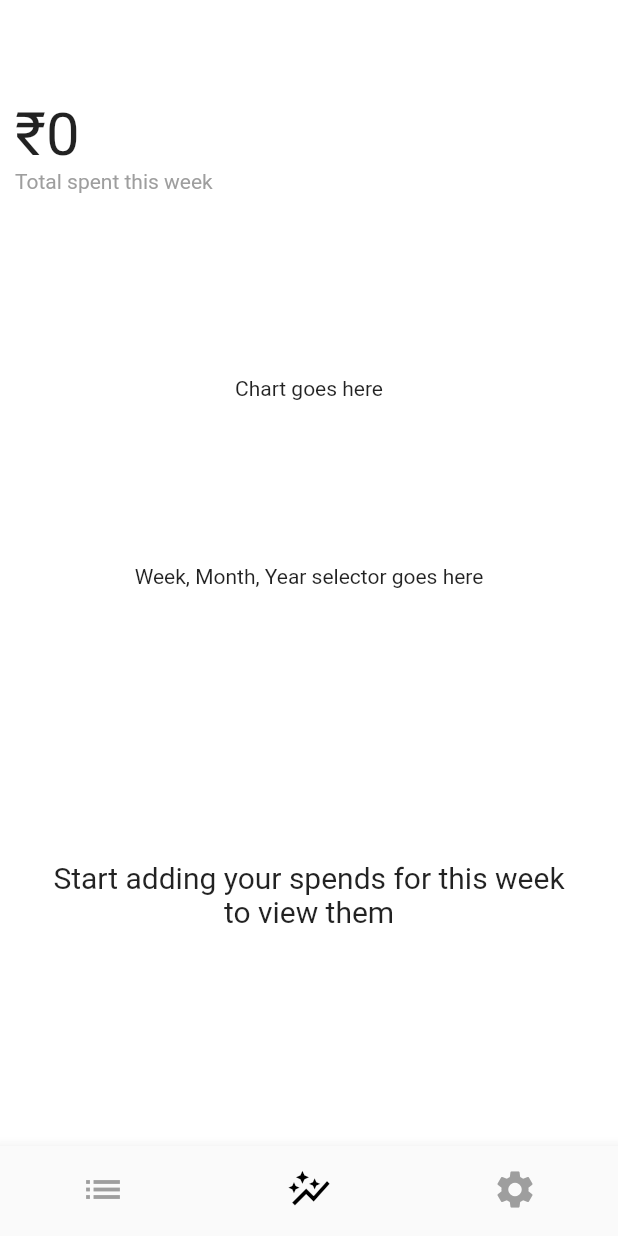
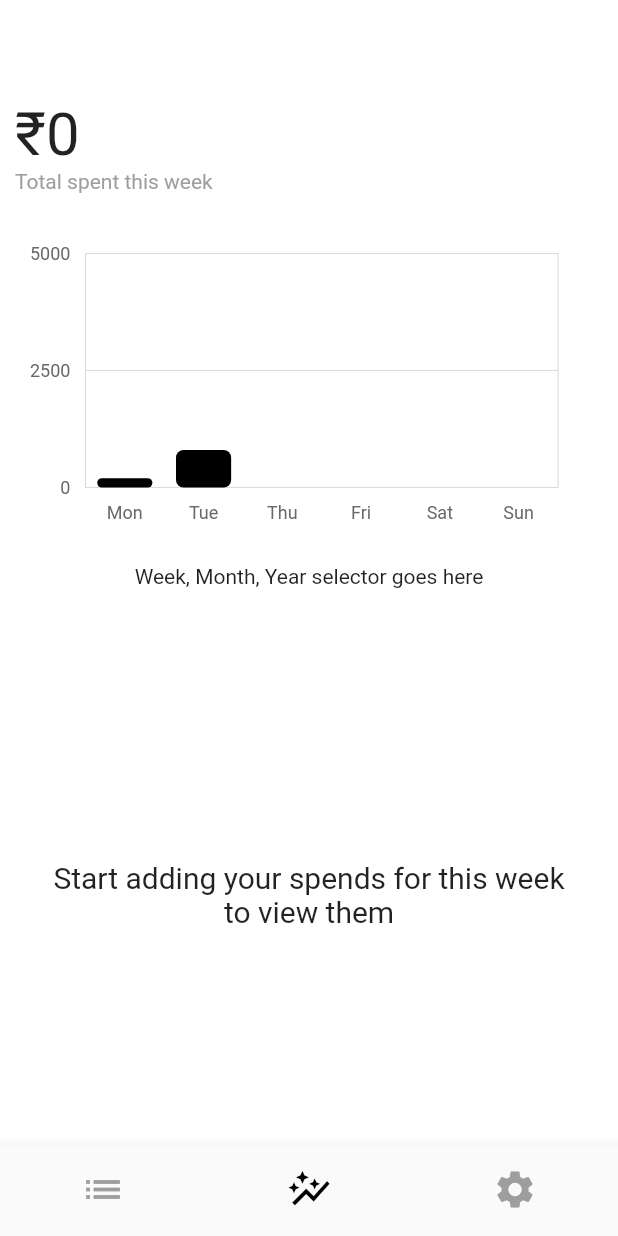
Before and after one commit to Tak1za/Moneyyy, a Flutter app: the screen it shows after launch, item 2 of the bottom bar chosen, on a phone screen of 412 x 824 dp. Run offline on Flutter 3.47's test engine with Material 2 defaults, Android fonts, the phone set to English and light mode, and no system bars; our stand-ins replace cloud_firestore, currency_text_input_formatter, firebase_core, grouped_list, page_transition, syncfusion_flutter_charts and 1 more; accounts and stored records are empty.

Commit message:
added chart with sample data

```diff
--- a/lib/helpers/date_helpers.dart
+++ b/lib/helpers/date_helpers.dart
@@ -10,4 +10,25 @@ extension DateHelpers on DateTime {
         yesterday.month == month &&
         yesterday.year == year;
   }
+
+  String getWeekday(int weekdayNum) {
+    switch (weekdayNum) {
+      case 1:
+        return "Mon";
+      case 2:
+        return "Tue";
+      case 3:
+        return "Wed";
+      case 4:
+        return "Thu";
+      case 5:
+        return "Fri";
+      case 6:
+        return "Sat";
+      case 7:
+        return "Sun";
+      default:
+        return "Mon";
+    }
+  }
 }
--- a/lib/screens/reports_screen.dart
+++ b/lib/screens/reports_screen.dart
@@ -1,7 +1,8 @@
 import 'package:flutter/material.dart';
-import 'package:intl/intl.dart';
+import 'package:moneyyy/models/chart_data.dart';
 import 'package:moneyyy/widgets/expense_value.dart';
 import 'package:moneyyy/widgets/grouped_expenses.dart';
+import 'package:syncfusion_flutter_charts/charts.dart';
 
 class ReportsScreen extends StatefulWidget {
   const ReportsScreen({Key? key}) : super(key: key);
@@ -30,8 +31,41 @@ class _ReportsScreenState extends State<ReportsScreen> {
           ),
           Container(
             alignment: Alignment.center,
+            padding: const EdgeInsets.only(right: 20),
             height: 200,
-            child: const Text("Chart goes here"),
+            child: SfCartesianChart(
+              primaryXAxis: CategoryAxis(
+                majorGridLines: const MajorGridLines(width: 0),
+                majorTickLines: const MajorTickLines(width: 0),
+                axisLine: const AxisLine(width: 0),
+              ),
+              primaryYAxis: NumericAxis(
+                minimum: 0,
+                maximum: 5000,
+                interval: 2500,
+                majorTickLines: const MajorTickLines(width: 0),
+                axisLine: const AxisLine(width: 0),
+              ),
+              tooltipBehavior: TooltipBehavior(enable: true),
+              enableAxisAnimation: true,
+              enableSideBySideSeriesPlacement: true,
+              series: <ChartSeries<ChartData, String>>[
+                ColumnSeries(
+                  dataSource: [
+                    ChartData("Mon", 200),
+                    ChartData("Tue", 800),
+                    ChartData("Thu", 0),
+                    ChartData("Fri", 0),
+                    ChartData("Sat", 0),
+                    ChartData("Sun", 0),
+                  ],
+                  xValueMapper: (ChartData data, _) => data.x,
+                  yValueMapper: (ChartData data, _) => data.y,
+                  color: Colors.black,
+                  borderRadius: BorderRadius.circular(5),
+                ),
+              ],
+            ),
           ),
           Container(
             alignment: Alignment.center,
```
Also changed, not shown: lib/models/chart_data.dart (+67 -0 lines).
